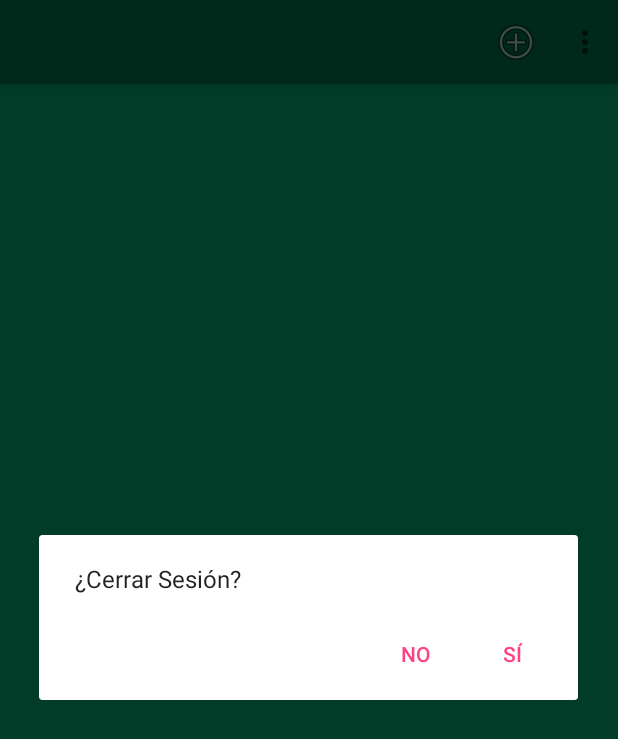
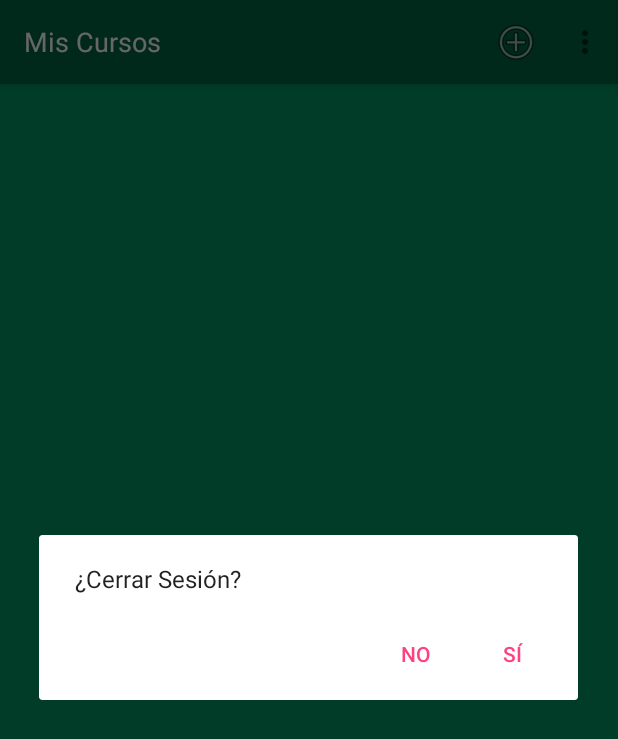
Before and after one commit to UTN-FRBA-Mobile/EscuelaVirtual, an Android app: the MainActivity screen opened directly, with no data from a screen before it, in the options menu, after a tap on "Cerrar Sesión", on a phone screen of 412 x 824 dp. Shown: the top 739 px of the screen. Run offline under Robolectric (Android 15) with nearby library versions, the phone set to English and light mode, and no system bars; our stand-ins replace Firebase (no records; nobody signed in at launch, a user with empty details on screens opened directly); 1 statement that could not run was skipped.

Commit message:
agrego los imports de cursoaddactivity y actualizo el mainactivity

```diff
--- a/app/src/main/java/escuelavirtual/escuelavirtual/alumno/CursoAddActivity.java
+++ b/app/src/main/java/escuelavirtual/escuelavirtual/alumno/CursoAddActivity.java
@@ -12,11 +12,17 @@ import android.view.MenuItem;
 import android.view.View;
 import android.widget.EditText;
 import android.widget.TextView;
+import android.widget.Toast;
 
 import com.google.firebase.auth.FirebaseAuth;
 
 import escuelavirtual.escuelavirtual.LoginActivity;
 import escuelavirtual.escuelavirtual.R;
+import escuelavirtual.escuelavirtual.data.remote.ApiUtils;
+import retrofit2.Call;
+import retrofit2.Callback;
+import retrofit2.Response;
+
 
 public class CursoAddActivity extends AppCompatActivity {
 
@@ -125,12 +131,13 @@ public class CursoAddActivity extends AppCompatActivity {
     }
 
     private void addCursoConfirm() {
-/*        ApiUtils.getAPIService().guardarCurso(etCursoCode.getText().toString(),etDocenteName.getText().toString(),null,FirebaseAuth.getInstance().getCurrentUser().getUid())
+        /*
+       ApiUtils.getAPIService().guardarCurso(etCursoCode.getText().toString(),"Pepe",null,FirebaseAuth.getInstance().getCurrentUser().getUid())
         .enqueue(new Callback<String>() {
             @Override
             public void onResponse(Call<String> call, Response<String> response) {
                 if(response.isSuccessful()) {
-                    Toast.makeText(CursoAddActivity.this, "Sus cambios han sido guardados.",Toast.LENGTH_SHORT).show();
+                    Toast.makeText(CursoAddActivity.this, "Guardado correctamente.",Toast.LENGTH_SHORT).show();
                     Intent intent = new Intent(CursoAddActivity.this, MainActivity.class);
                     startActivity(intent);
                 }
@@ -142,7 +149,8 @@ public class CursoAddActivity extends AppCompatActivity {
                 Intent intent = new Intent(CursoAddActivity.this, MainActivity.class);
                 startActivity(intent);
             }
-        });*/
+        });
+        */
         showFind(true);
         startActivity(new Intent(this, MainActivity.class));
     }
--- a/app/src/main/java/escuelavirtual/escuelavirtual/alumno/MainActivity.java
+++ b/app/src/main/java/escuelavirtual/escuelavirtual/alumno/MainActivity.java
@@ -1,6 +1,7 @@
 package escuelavirtual.escuelavirtual.alumno;
 
 import android.app.AlertDialog;
+import android.app.ProgressDialog;
 import android.content.DialogInterface;
 import android.content.Intent;
 import android.os.Bundle;
@@ -12,7 +13,8 @@ import android.view.Menu;
 import android.view.MenuItem;
 import android.view.View;
 import android.widget.Toast;
-
+import android.widget.TextView;
+import escuelavirtual.escuelavirtual.common.Loading;
 import com.google.firebase.auth.FirebaseAuth;
 
 import java.util.ArrayList;
@@ -43,11 +45,20 @@ public class MainActivity extends AppCompatActivity {
         setSupportActionBar(myToolbar);
         getSupportActionBar();
 
-        cargarCursos();
+        ((TextView)findViewById(R.id.main_title_id)).setText("Mis Cursos");
+        if (cursos.isEmpty()) {
+            final ProgressDialog progress = new ProgressDialog(MainActivity.this);
+            progress.setMessage("Cargando sus cursos....");
+            progress.setTitle("Por favor Espere");
+            Loading.ejecutar(progress);
+            cargarCursos(progress);
+        } else {
+            updateCursos();
+        }
+
     }
 
-    private void cargarCursos() {
-        final RecyclerView recyclerView = (RecyclerView) findViewById(R.id.rvCursos);
+    private void cargarCursos(final ProgressDialog progress) {
         ApiUtils.getAPIService().getCurso(FirebaseAuth.getInstance().getCurrentUser().getUid())
                 .enqueue(new Callback<List<CursoPersistible>>() {
                     @Override
@@ -57,9 +68,8 @@ public class MainActivity extends AppCompatActivity {
                             for (CursoPersistible cursoP : lista) {
                                 cursos.add(new Curso(cursoP.getCurso(),cursoP.getDescripcion()));
                             }
-
-                            recyclerView.setLayoutManager(new LinearLayoutManager(MainActivity.this, LinearLayoutManager.VERTICAL, false));
-                            recyclerView.setAdapter(new ModelAdapterCurso(cursos, MainActivity.this));
+                            updateCursos();
+                            Loading.terminar(progress);
                         }
                     }
 
@@ -68,6 +78,12 @@ public class MainActivity extends AppCompatActivity {
                         Toast.makeText(MainActivity.this, "Ha ocurrido un error. Intente nuevamente.",Toast.LENGTH_SHORT).show();
                     }
                 });
+    }
+
+    private void updateCursos() {
+        final RecyclerView recyclerView = (RecyclerView) findViewById(R.id.rvCursos);
+        recyclerView.setLayoutManager(new LinearLayoutManager(MainActivity.this, LinearLayoutManager.VERTICAL, false));
+        recyclerView.setAdapter(new ModelAdapterCurso(cursos, MainActivity.this));
     }
 
     @Override
```
